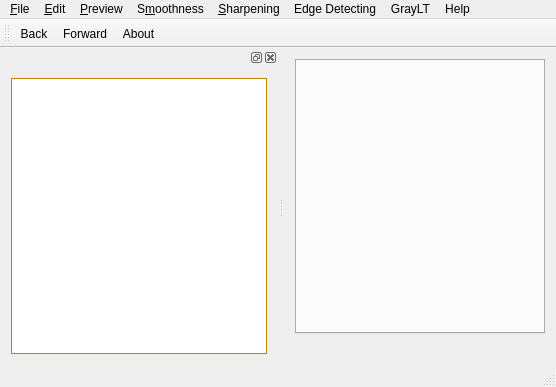
KevinAudi/MIPS.vs, file MIPS/MIPS/mainwindow.ui: the form before one commit.
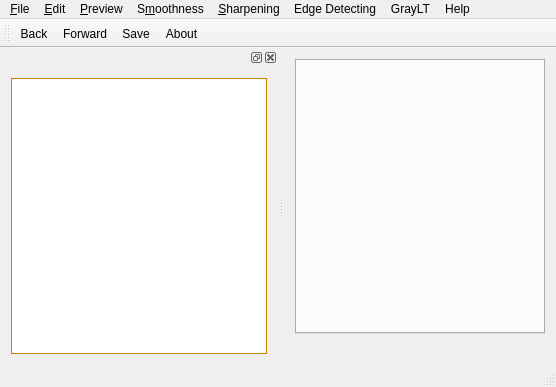
The form after the commit. Icons and pictures are not drawn.

What changed in the file:
```diff
--- a/MIPS/MIPS/mainwindow.ui
+++ b/MIPS/MIPS/mainwindow.ui
@@ -147,6 +147,7 @@
    </attribute>
    <addaction name="actionBack"/>
    <addaction name="actionForward"/>
+   <addaction name="actionSave"/>
    <addaction name="actionAbout"/>
   </widget>
   <widget class="QStatusBar" name="statusBar"/>
```
Left out of the diff: 11 changed lines with no effect on the pictures.
